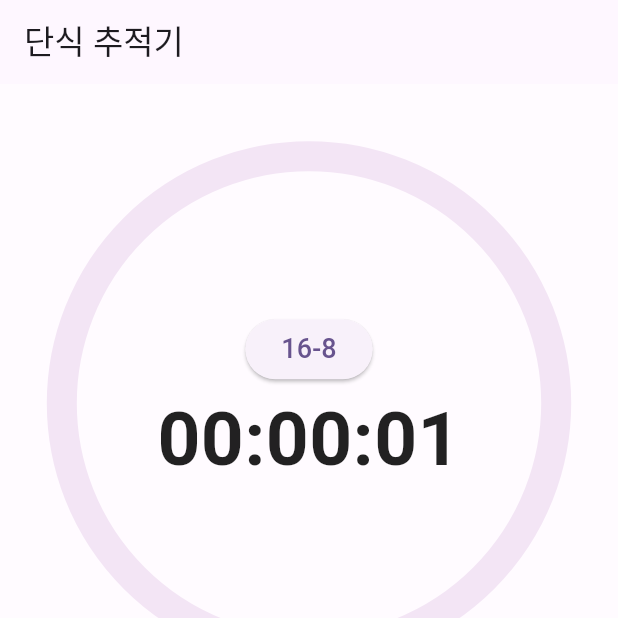
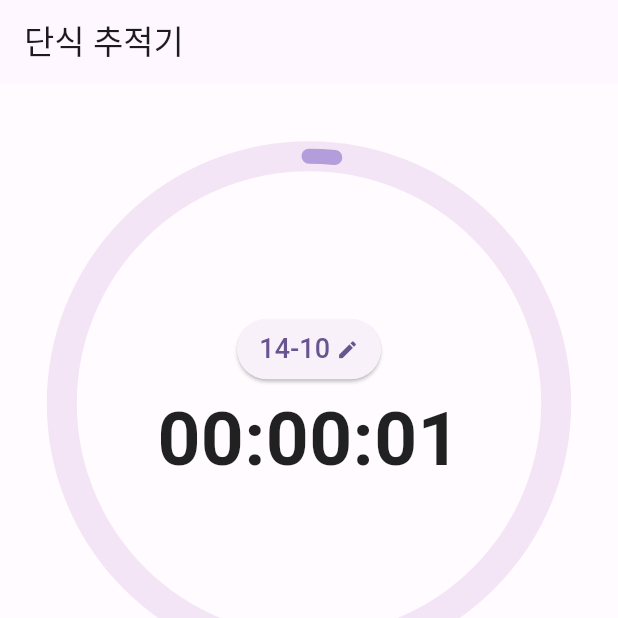
Before and after one commit to Gunbam27/fasting_tracker, a Flutter app: the screen it shows after launch, after a tap on "단식 시작", on a phone screen of 412 x 824 dp, the top half of it. Run offline on Flutter 3.47's test engine with Material 3 defaults, Android fonts, the phone set to English and light mode, and no system bars; our stand-ins replace shared_preferences.

Commit message:
feat : 앱을 중지했을때 시간을 저장하고 불러오는 기능 & 현재 시간에서 계산하는 기능

```diff
--- /dev/null
+++ b/lib/enum/fasting_timer.dart
@@ -0,0 +1,67 @@
+enum FastingTimer {
+  fourteenTen,
+  sixteenEight,
+  eighteenSix,
+  twentyFour,
+}
+
+extension FastingTimerExtension on FastingTimer {
+  String get label {
+    switch (this) {
+      case FastingTimer.fourteenTen:
+        return '14-10';
+      case FastingTimer.sixteenEight:
+        return '16-8';
+      case FastingTimer.eighteenSix:
+        return '18-6';
+      case FastingTimer.twentyFour:
+        return '20-4';
+      default:
+        return '';
+    }
+  }
+
+  // int get fastingDuration {
+  //   switch (this) {
+  //     case FastingTimer.fourteenTen:
+  //       return 14 * 3600;
+  //     case FastingTimer.sixteenEight:
+  //       return 16 * 3600;
+  //     case FastingTimer.eighteenSix:
+  //       return 18 * 3600;
+  //     case FastingTimer.twentyFour:
+  //       return 20 * 3600;
+  //     default:
+  //       return 0;
+  //   }
+  // }
+  int get fastingDuration {
+    switch (this) {
+      case FastingTimer.fourteenTen:
+        return 1 * 60;
+      case FastingTimer.sixteenEight:
+        return 3 * 180;
+      case FastingTimer.eighteenSix:
+        return 5 * 3600;
+      case FastingTimer.twentyFour:
+        return 10 * 3600;
+      default:
+        return 0;
+    }
+  }
+
+  int get eatingDuration {
+    switch (this) {
+      case FastingTimer.fourteenTen:
+        return 10;
+      case FastingTimer.sixteenEight:
+        return 8;
+      case FastingTimer.eighteenSix:
+        return 6;
+      case FastingTimer.twentyFour:
+        return 4;
+      default:
+        return 0;
+    }
+  }
+}
--- a/lib/main.dart
+++ b/lib/main.dart
@@ -1,3 +1,4 @@
+import 'package:fasting_tracker/enum/fasting_timer.dart';
 import 'package:fasting_tracker/presentation/stop_watch_screen.dart';
 import 'package:flutter/material.dart';
 
@@ -17,7 +18,9 @@ class MyApp extends StatelessWidget {
         colorScheme: ColorScheme.fromSeed(seedColor: Colors.deepPurple),
         useMaterial3: true,
       ),
-      home: StopWatchScreen(),
+      home: StopWatchScreen(
+        fastingTimer: FastingTimer.fourteenTen,
+      ),
     );
   }
 }
--- a/lib/presentation/stop_watch_screen.dart
+++ b/lib/presentation/stop_watch_screen.dart
@@ -1,25 +1,59 @@
 import 'dart:async';
 import 'dart:math';
 
+import 'package:fasting_tracker/enum/fasting_timer.dart';
+import 'package:fasting_tracker/presentation/complete_screen.dart';
 import 'package:fasting_tracker/presentation/component/background.dart';
 import 'package:fasting_tracker/presentation/component/chose_time_bottom_sheet.dart';
+import 'package:fasting_tracker/presentation/component/end_fasting_dialog.dart';
 import 'package:flutter/material.dart';
+import 'package:shared_preferences/shared_preferences.dart';
 
 class StopWatchScreen extends StatefulWidget {
-  const StopWatchScreen({super.key});
+  final FastingTimer fastingTimer;
+  const StopWatchScreen({super.key, required this.fastingTimer});
 
   @override
   State<StopWatchScreen> createState() => _StopWatchScreenState();
 }
 
-class _StopWatchScreenState extends State<StopWatchScreen> {
+class _StopWatchScreenState extends State<StopWatchScreen>
+    with WidgetsBindingObserver {
   Timer? _timer;
-
-  int _time = 57600;
   int _currentTime = 0;
   double _progress = 0;
 
   bool _isRunning = false;
+
+  late int _time; //총 단식 시간
+
+  DateTime? _startTime; //단식 시작 시간
+  DateTime? _pausedTime; //앱이 중지했을 때 시간
+  @override
+  void initState() {
+    super.initState();
+    WidgetsBinding.instance.addObserver(this);
+    _time = widget.fastingTimer.fastingDuration;
+    _loadTimerState();
+    _progress = _currentTime / _time;
+  }
+
+  @override
+  void dispose() {
+    WidgetsBinding.instance.removeObserver(this);
+    _timer?.cancel();
+    _saveTimerState();
+    super.dispose();
+  }
+
+  @override
+  void didChangeAppLifecycleState(AppLifecycleState state) {
+    if (state == AppLifecycleState.paused) {
+      _saveTimerState();
+    } else if (state == AppLifecycleState.resumed) {
+      _loadTimerState();
+    }
+  }
 
   String timeFormat() {
     int hours = (_currentTime ~/ 3600).toInt();
@@ -30,49 +64,89 @@ class _StopWatchScreenState extends State<StopWatchScreen> {
     String minutesStr = minutes.toString().padLeft(2, '0');
     String secondsStr = seconds.toString().padLeft(2, '0');
 
-    String timeString = '$hoursStr:$minutesStr:$secondsStr';
-
-    return timeString;
+    return '$hoursStr:$minutesStr:$secondsStr';
   }
 
-  void _clickButton() {
-    _isRunning = !_isRunning;
+  Future<void> _clickButton() async {
+    setState(() {
+      _isRunning = true;
+    });
 
     if (_isRunning) {
       _start();
-    } else {
-      _pause();
     }
   }
 
   void _start() {
+    _startTime = DateTime.now();
     _timer = Timer.periodic(const Duration(seconds: 1), (timer) {
       setState(() {
         _currentTime++;
         _progress = _currentTime / _time;
-        print(_progress);
         if (_progress >= 1) {
-          _pause(); // 57600초가 지나면 타이머를 멈추도록 함
+          _pause(); // 단식시간에 따라 타이머를 멈추도록 함
         }
       });
     });
   }
 
   void _pause() {
-    _timer?.cancel();
+    _reset();
+    _resetTimerState();
+    Navigator.of(context).push(
+      MaterialPageRoute(
+        builder: (context) => const CompleteScreen(),
+      ),
+    );
   }
 
-  @override
-  void initState() {
-    // TODO: implement initState
-    super.initState();
-    _progress = _currentTime / _time;
+  void _reset() {
+    setState(() {
+      _timer?.cancel();
+      _currentTime = 0;
+      _progress = 0;
+      _isRunning = false;
+      _startTime = null;
+      _pausedTime = null;
+    });
   }
 
-  @override
-  void dispose() {
-    _timer?.cancel();
-    super.dispose();
+  //SharedPreference 사용 기능들
+  void _saveTimerState() async {
+    final prefs = await SharedPreferences.getInstance();
+    await prefs.setInt('currentTime', _currentTime);
+    await prefs.setBool('isRunning', _isRunning);
+    await prefs.setString('startTime', _startTime?.toIso8601String() ?? '');
+    await prefs.setString('pausedTime', DateTime.now().toIso8601String());
+  }
+
+  void _loadTimerState() async {
+    final prefs = await SharedPreferences.getInstance();
+    _reset();
+    setState(() {
+      _currentTime = prefs.getInt('currentTime') ?? 0;
+      _isRunning = prefs.getBool('isRunning') ?? false;
+      _startTime = DateTime.tryParse(prefs.getString('startTime') ?? '');
+      _pausedTime = DateTime.tryParse(prefs.getString('pausedTime') ?? '');
+      if (_isRunning) {
+        if (_pausedTime != null) {
+          final now = DateTime.now();
+          //DateTime.now().difference를 사용해서 시간차 구하기
+          final elapsed = now.difference(_pausedTime!).inSeconds;
+          _currentTime += elapsed;
+          _startTime = now;
+        }
+        _start();
+      }
+    });
+  }
+
+  Future<void> _resetTimerState() async {
+    final prefs = await SharedPreferences.getInstance();
+    await prefs.remove('currentTime');
+    await prefs.remove('isRunning');
+    await prefs.remove('startTime');
+    await prefs.remove('pausedTime');
   }
 
   @override
@@ -97,10 +171,23 @@ class _StopWatchScreenState extends State<StopWatchScreen> {
             child: Container(
               width: 260,
               child: FloatingActionButton(
-                onPressed: () {
-                  setState(() {
-                    _clickButton();
-                  });
+                onPressed: () async {
+                  if (_isRunning) {
+                    showDialog(
+                      context: context,
+                      builder: (BuildContext context) {
+                        return EndFastingDialog(
+                          onPause: (bool isPause) {
+                            if (isPause) {
+                              _pause();
+                            }
+                          },
+                        ); // 모달을 표시합니다.
+                      },
+                    );
+                  } else {
+                    await _clickButton();
+                  }
                 },
                 child: _isRunning
                     ? const Text(
@@ -124,7 +211,11 @@ class _StopWatchScreenState extends State<StopWatchScreen> {
 }
 
 class CircularProgress extends StatefulWidget {
-  const CircularProgress(
+  FastingTimer _shownTimer = FastingTimer.fourteenTen;
+
+  FastingTimer get shownTimer => _shownTimer;
+
+  CircularProgress(
       {super.key, required this.progress, required this.timeFormat});
   final double progress;
   final String timeFormat;
@@ -187,13 +278,39 @@ class _CircularProgressState extends State<CircularProgress>
                     isScrollControlled: true,
                     context: context,
                     builder: (context) {
-                      return ChoseTimeBottomSheet();
+                      return ChoseTimeBottomSheet(
+                          onSelect: (FastingTimer selectedTime) {
+                        setState(() {
+                          widget._shownTimer = selectedTime;
+                        });
+                      });
                     },
                   );
                 },
-                child: Text(
-                  '16-8',
-                  style: TextStyle(fontSize: 18, fontWeight: FontWeight.w500),
+                style: ButtonStyle(
+                  padding: MaterialStateProperty.all<EdgeInsets>(
+                    EdgeInsets.symmetric(horizontal: 8), // 위아래 10, 좌우 20의 여백 설정
+                  ),
+                ),
+                child: SizedBox(
+                  width: 80,
+                  child: Row(
+                    mainAxisAlignment: MainAxisAlignment.center,
+                    children: [
+                      Text(
+                        widget._shownTimer.label,
+                        style: TextStyle(
+                            fontSize: 18, fontWeight: FontWeight.w500),
+                      ),
+                      SizedBox(
+                        width: 4,
+                      ),
+                      Icon(
+                        Icons.edit,
+                        size: 15,
+                      ),
+                    ],
+                  ),
                 ),
               ),
               Text(
```
Also changed, not shown: lib/presentation/complete_screen.dart (added, +25 -0 lines), lib/presentation/component/chose_time_bottom_sheet.dart (+14 -40 lines), lib/presentation/component/end_fasting_dialog.dart (added, +61 -0 lines), lib/presentation/component/time_option.dart (added, +54 -0 lines).
